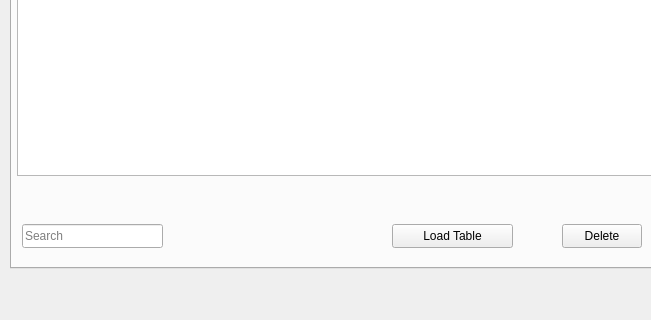
Above: verklegt_vika_3/verklegt_GUI/UI/mainwindow.ui from vilhjalmur12/verklegt_1 before the change; both pictures show x 0 to 651 and y 242 to 562 of the 800 by 562 pixel window. Below: the same form after it.
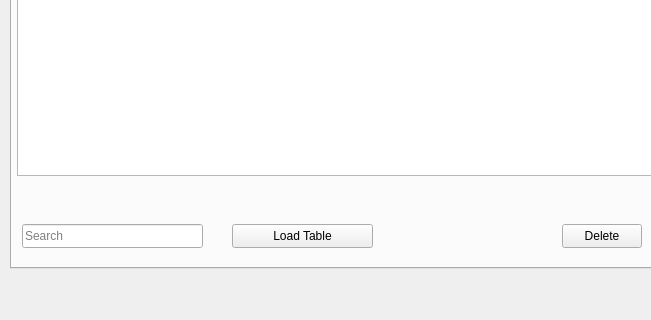
That is the form after the change. The open tabs and pages were chosen to show the change.

```diff
--- a/verklegt_vika_3/verklegt_GUI/UI/mainwindow.ui
+++ b/verklegt_vika_3/verklegt_GUI/UI/mainwindow.ui
@@ -61,7 +61,7 @@
        <rect>
         <x>10</x>
         <y>400</y>
-        <width>141</width>
+        <width>181</width>
         <height>24</height>
        </rect>
       </property>
@@ -82,9 +82,9 @@
      <widget class="QPushButton" name="pushButton_loadScientist">
       <property name="geometry">
        <rect>
-        <x>380</x>
+        <x>220</x>
         <y>400</y>
-        <width>121</width>
+        <width>141</width>
         <height>24</height>
        </rect>
       </property>
```
Left out of the diff: 4 changed lines with no effect on the pictures.
